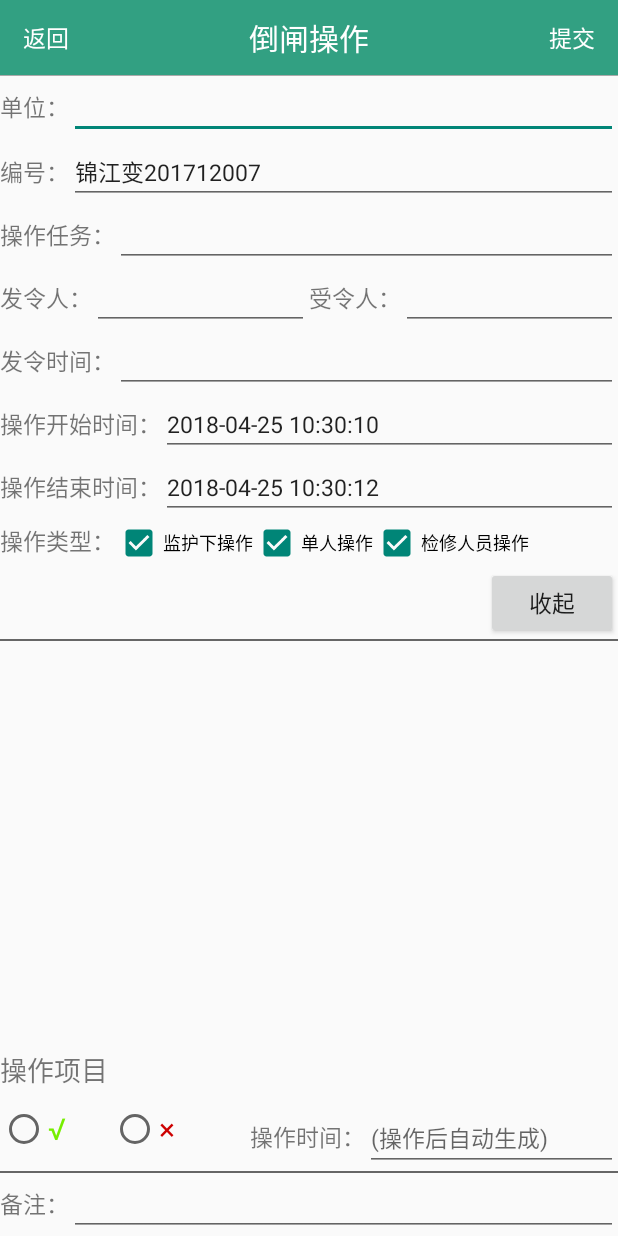
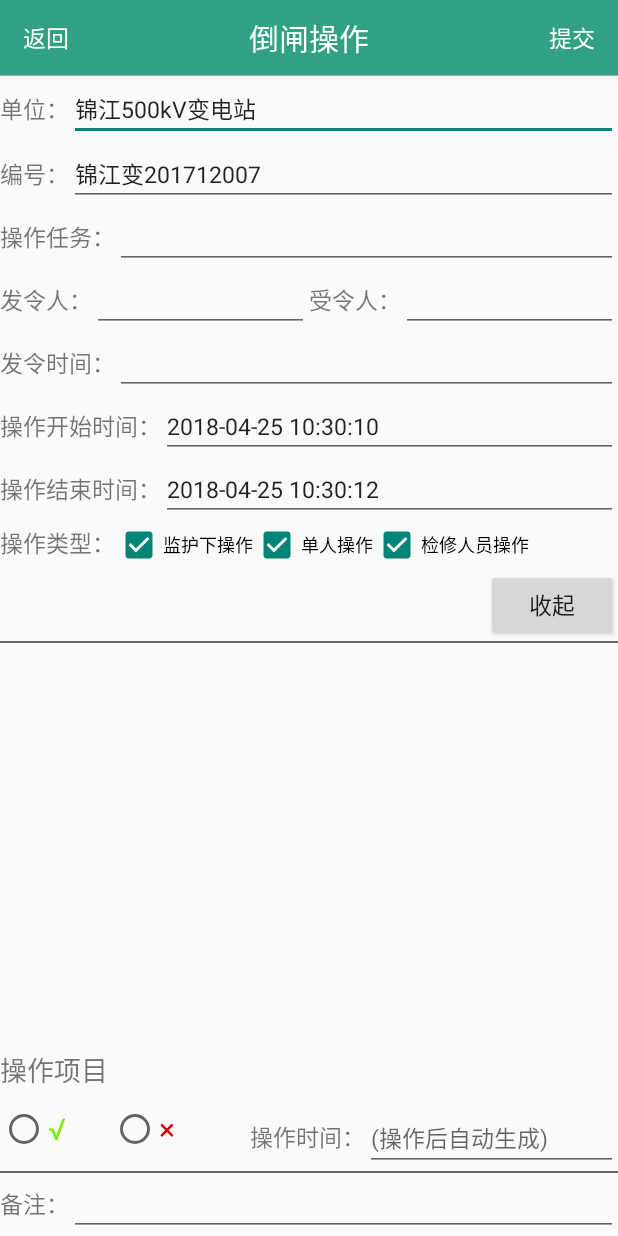
Before and after one commit to liu438767144/smartInspection, an Android app: the SluiceOperationActivity screen opened directly, with no data from a screen before it, after a tap on "提交", on a phone screen of 412 x 824 dp. Run offline under Robolectric (Android 15) with nearby library versions, the phone set to English and light mode, and no system bars; our stand-ins replace ButterKnife; libraries missing offline, so code that uses them is left out: com.zhy.http, org.greenrobot.greendao; 34 statements that could not run were skipped.

Commit message:
修改内容

```diff
--- a/app/src/main/java/com/whut/smartinspection/activity/SluiceOperationActivity.java
+++ b/app/src/main/java/com/whut/smartinspection/activity/SluiceOperationActivity.java
@@ -180,7 +180,8 @@ public class SluiceOperationActivity extends SwipeBackActivity {
         runOnUiThread(new Runnable() {
             @Override
             public void run() {
-                sluiceDepartment.setText(substationName);
+//                sluiceDepartment.setText(substationName);
+                sluiceDepartment.setText("锦江500kV变电站");
                 sluiceId.setText("锦江变201712007");
                 sluiceTask.setText(taskName);
                 sluiceSendPeople.setText(worker);
@@ -225,7 +226,7 @@ public class SluiceOperationActivity extends SwipeBackActivity {
     public void onClick(View view) {
         switch (view.getId()) {
             case R.id.toolbar_right_tv: {//提交
-                sluiceEnd.setText(TimeUtils.setCurrentTime3());//生成完成时间
+                sluiceEnd.setText(TimeUtils.setCurrentTime3());//完成时间
                 savaHeadPage();
                 if (!ButtonUtils.isFastDoubleClick(R.id.btn_login_user_login)) {
                     QueryBuilder<SluiceOperationRecord> qbsluiceOperationRecord = sluiceOperationRecordDao.queryBuilder();
```
